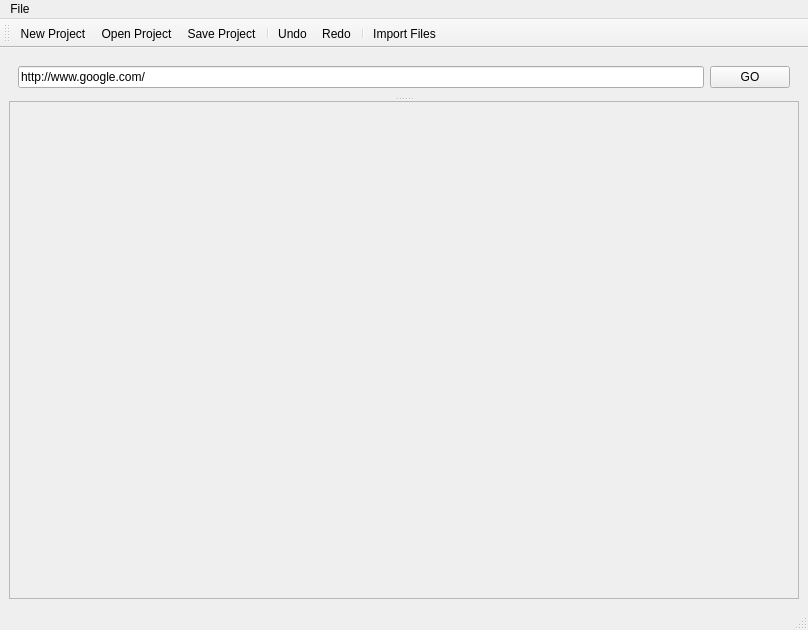
OpenShot/openshot-qt, file openshot/windows/ui/main.ui: the form before one commit.
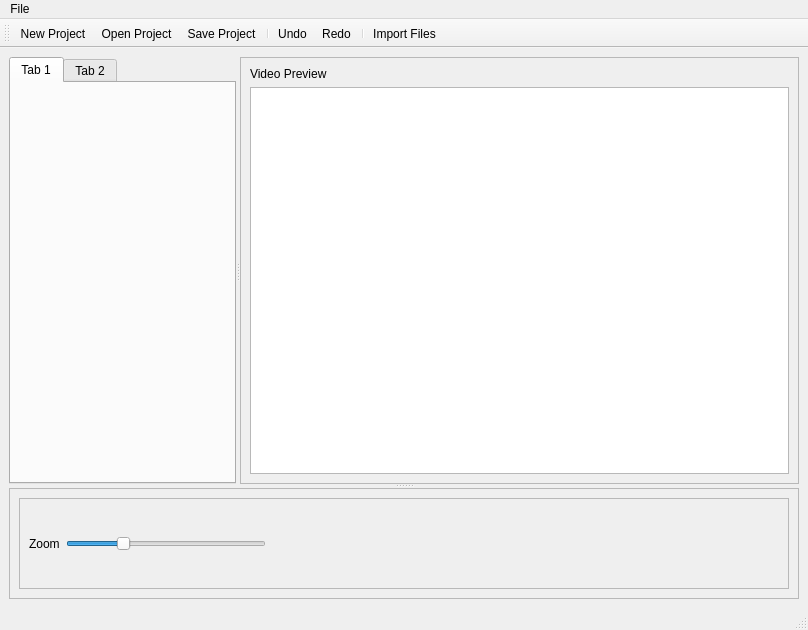
The form after the commit. Icons and pictures are not drawn.

Commit message: Put main ui into horizontal and vertical spacers that allow user adjustment. Tied in mouse wheel over webview to zoom slider.

```diff
--- a/openshot/windows/ui/main.ui
+++ b/openshot/windows/ui/main.ui
@@ -42,59 +42,57 @@
    <property name="autoFillBackground">
     <bool>false</bool>
    </property>
-   <layout class="QVBoxLayout" name="verticalLayout">
-    <item>
-     <widget class="QSplitter" name="splitter">
+   <layout class="QGridLayout" name="gridLayout">
+    <item row="0" column="0">
+     <widget class="QSplitter" name="splitter_2">
       <property name="orientation">
        <enum>Qt::Vertical</enum>
       </property>
-      <widget class="QFrame" name="frameTools">
-       <property name="sizePolicy">
-        <sizepolicy hsizetype="Preferred" vsizetype="Preferred">
-         <horstretch>0</horstretch>
-         <verstretch>0</verstretch>
-        </sizepolicy>
+      <widget class="QSplitter" name="splitter">
+       <property name="orientation">
+        <enum>Qt::Horizontal</enum>
        </property>
-       <property name="maximumSize">
-        <size>
-         <width>16777215</width>
-         <height>40</height>
-        </size>
-       </property>
-       <property name="baseSize">
-        <size>
-         <width>0</width>
-         <height>300</height>
-        </size>
-       </property>
-       <layout class="QHBoxLayout" name="horizontalLayout">
-        <item>
-         <widget class="QLineEdit" name="txtAddress">
-          <property name="sizePolicy">
-           <sizepolicy hsizetype="Expanding" vsizetype="Fixed">
-            <horstretch>0</horstretch>
-            <verstretch>0</verstretch>
-           </sizepolicy>
-          </property>
-          <property name="text">
-           <string>http://www.google.com/</string>
-          </property>
-         </widget>
-        </item>
-        <item>
-         <widget class="QPushButton" name="btnGo">
-          <property name="text">
-           <string>GO</string>
-          </property>
-          <property name="default">
-           <bool>false</bool>
-          </property>
-          <property name="flat">
-           <bool>false</bool>
-          </property>
-         </widget>
-        </item>
-       </layout>
+       <widget class="QTabWidget" name="tabWidget">
+        <property name="currentIndex">
+         <number>0</number>
+        </property>
+        <widget class="QWidget" name="tab">
+         <attribute name="title">
+          <string>Tab 1</string>
+         </attribute>
+        </widget>
+        <widget class="QWidget" name="tab_2">
+         <attribute name="title">
+          <string>Tab 2</string>
+         </attribute>
+        </widget>
+       </widget>
+       <widget class="QFrame" name="frame">
+        <property name="enabled">
+         <bool>true</bool>
+        </property>
+        <property name="frameShape">
+         <enum>QFrame::StyledPanel</enum>
+        </property>
+        <property name="frameShadow">
+         <enum>QFrame::Raised</enum>
+        </property>
+        <layout class="QVBoxLayout" name="verticalLayout_2">
+         <property name="leftMargin">
+          <number>9</number>
+         </property>
+         <item>
+          <widget class="QLabel" name="label_2">
+           <property name="text">
+            <string>Video Preview</string>
+           </property>
+          </widget>
+         </item>
+         <item>
+          <widget class="QGraphicsView" name="graphicsView"/>
+         </item>
+        </layout>
+       </widget>
       </widget>
       <widget class="QFrame" name="frameWeb">
        <property name="frameShape">
@@ -103,19 +101,66 @@
        <property name="frameShadow">
         <enum>QFrame::Raised</enum>
        </property>
-       <layout class="QVBoxLayout" name="verticalLayout_2">
+       <layout class="QVBoxLayout" name="verticalLayout">
         <item>
-         <spacer name="verticalSpacer">
-          <property name="orientation">
-           <enum>Qt::Vertical</enum>
+         <widget class="QFrame" name="frame_2">
+          <property name="frameShape">
+           <enum>QFrame::StyledPanel</enum>
           </property>
-          <property name="sizeHint" stdset="0">
-           <size>
-            <width>20</width>
-            <height>40</height>
-           </size>
+          <property name="frameShadow">
+           <enum>QFrame::Raised</enum>
           </property>
-         </spacer>
+          <layout class="QHBoxLayout" name="horizontalLayout">
+           <item>
+            <widget class="QLabel" name="label">
+             <property name="text">
+              <string>Zoom</string>
+             </property>
+            </widget>
+           </item>
+           <item>
+            <widget class="QSlider" name="sliderZoom">
+             <property name="maximumSize">
+              <size>
+               <width>200</width>
+               <height>16777215</height>
+              </size>
+             </property>
+             <property name="minimum">
+              <number>25</number>
+             </property>
+             <property name="maximum">
+              <number>300</number>
+             </property>
+             <property name="singleStep">
+              <number>25</number>
+             </property>
+             <property name="pageStep">
+              <number>50</number>
+             </property>
+             <property name="value">
+              <number>100</number>
+             </property>
+             <property name="orientation">
+              <enum>Qt::Horizontal</enum>
+             </property>
+            </widget>
+           </item>
+           <item>
+            <spacer name="horizontalSpacer">
+             <property name="orientation">
+              <enum>Qt::Horizontal</enum>
+             </property>
+             <property name="sizeHint" stdset="0">
+              <size>
+               <width>40</width>
+               <height>20</height>
+              </size>
+             </property>
+            </spacer>
+           </item>
+          </layout>
+         </widget>
         </item>
        </layout>
       </widget>
```
The commit also changes 2 other files.
